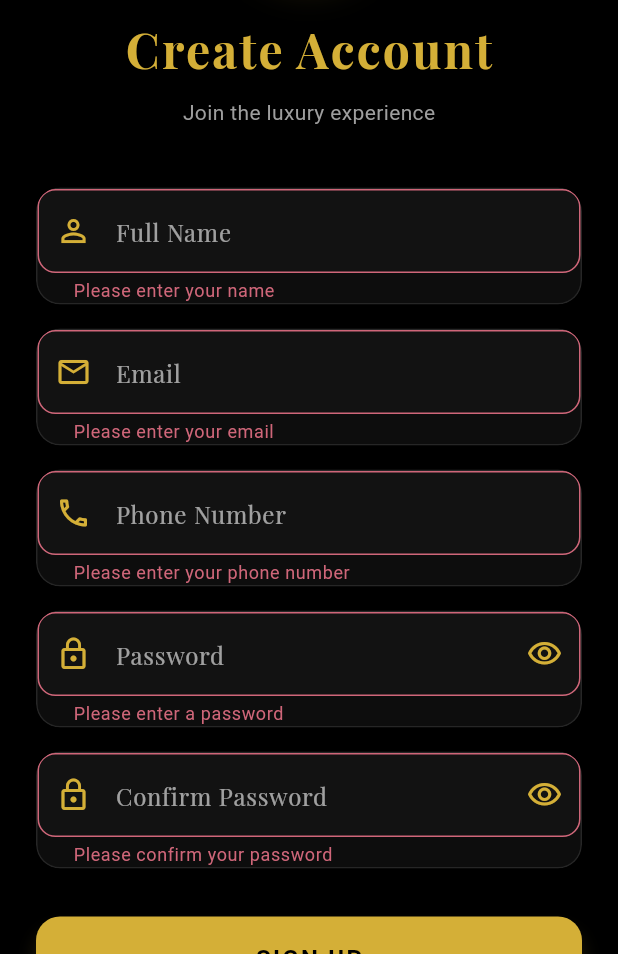
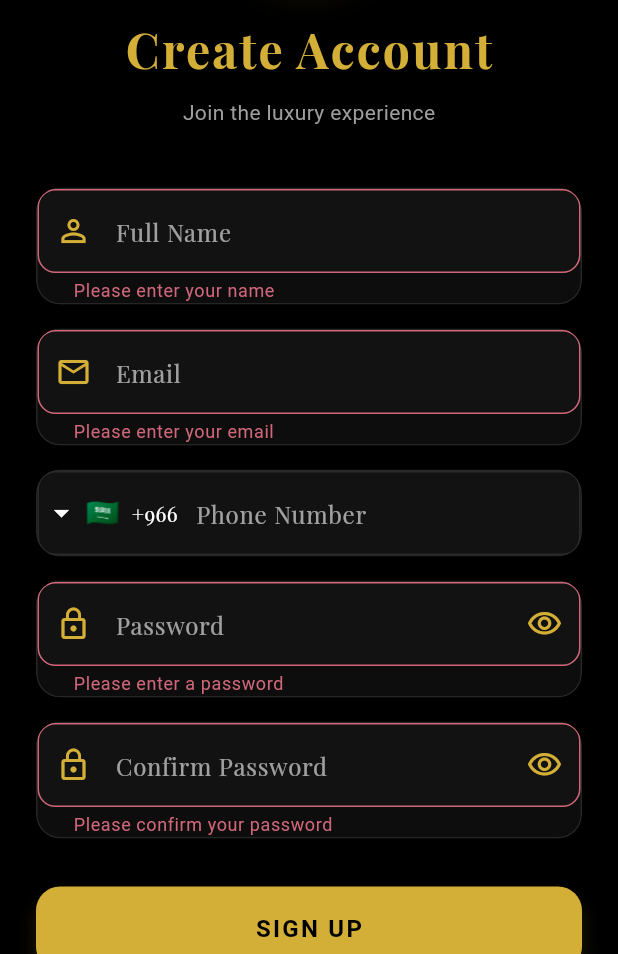
Before and after one commit to hussein34535/Hawsni, a Flutter app: the SignupScreen screen opened directly, after a tap on "SIGN UP", on a phone screen of 412 x 824 dp, the part 282-1236 px from its top. Run offline on Flutter 3.47's test engine with Material 3 defaults, Android fonts, the phone set to English and light mode, and no system bars; drawn by our look-alikes of intl_phone_field; our stand-ins replace cached_network_image, carousel_slider, equatable, firebase_core, flutter_bloc, flutter_local_notifications and 8 more; accounts and stored records are empty; network calls fail; Roboto replaces fonts that are missing (Poppins).

Commit message:
feat: add signup screen with form validation and phone number input, and update generated plugin registrations.

```diff
--- a/lib/features/auth/presentation/screens/signup_screen.dart
+++ b/lib/features/auth/presentation/screens/signup_screen.dart
@@ -5,6 +5,7 @@ import 'package:hawsni_app/core/themes/app_theme.dart';
 import 'package:hawsni_app/features/main/presentation/screens/main_screen.dart';
 import 'package:hawsni_app/core/widgets/spinning_loader.dart';
 import 'package:hawsni_app/features/auth/presentation/screens/otp_verification_screen.dart';
+import 'package:intl_phone_field/intl_phone_field.dart';
 
 class SignupScreen extends StatefulWidget {
   const SignupScreen({super.key});
@@ -23,6 +24,7 @@ class _SignupScreenState extends State<SignupScreen> {
   bool _isLoading = false;
   bool _obscurePassword = true;
   bool _obscureConfirmPassword = true;
+  String _completePhoneNumber = '';
 
   Future<void> _signup() async {
     if (!_formKey.currentState!.validate()) return;
@@ -36,7 +38,9 @@ class _SignupScreenState extends State<SignupScreen> {
         _nameController.text.trim(),
         _emailController.text.trim(),
         _passwordController.text,
-        _phoneController.text.trim(),
+        _completePhoneNumber.isNotEmpty
+            ? _completePhoneNumber
+            : _phoneController.text.trim(),
       );
 
       if (result != null) {
@@ -46,7 +50,9 @@ class _SignupScreenState extends State<SignupScreen> {
               MaterialPageRoute(
                 builder: (context) => OtpVerificationScreen(
                   email: _emailController.text.trim(),
-                  phone: _phoneController.text.trim(),
+                  phone: _completePhoneNumber.isNotEmpty
+                      ? _completePhoneNumber
+                      : _phoneController.text.trim(),
                 ),
               ),
             );
@@ -195,20 +201,44 @@ class _SignupScreenState extends State<SignupScreen> {
                   },
                 ),
                 const SizedBox(height: 16),
-                _buildGlassTextField(
-                  controller: _phoneController,
-                  label: 'Phone Number',
-                  icon: Icons.phone_outlined,
-                  keyboardType: TextInputType.phone,
-                  validator: (value) {
-                    if (value == null || value.isEmpty) {
-                      return 'Please enter your phone number';
-                    }
-                    if (value.length < 8) {
-                      return 'Please enter a valid phone number';
-                    }
-                    return null;
-                  },
+                ClipRRect(
+                  borderRadius: BorderRadius.circular(16),
+                  child: BackdropFilter(
+                    filter: ImageFilter.blur(sigmaX: 10, sigmaY: 10),
+                    child: Container(
+                      decoration: BoxDecoration(
+                        color: Colors.white.withOpacity(0.05),
+                        borderRadius: BorderRadius.circular(16),
+                        border:
+                            Border.all(color: Colors.white.withOpacity(0.1)),
+                      ),
+                      child: IntlPhoneField(
+                        controller: _phoneController,
+                        decoration: InputDecoration(
+                          labelText: 'Phone Number',
+                          labelStyle:
+                              TextStyle(color: Colors.white.withOpacity(0.6)),
+                          border: InputBorder.none,
+                          contentPadding: const EdgeInsets.symmetric(
+                              horizontal: 20, vertical: 16),
+                          errorStyle:
+                              const TextStyle(color: AppTheme.errorColor),
+                          counterText: '',
+                        ),
+                        style: const TextStyle(color: Colors.white),
+                        dropdownTextStyle: const TextStyle(color: Colors.white),
+                        dropdownIcon: const Icon(Icons.arrow_drop_down,
+                            color: Colors.white),
+                        initialCountryCode: 'SA', // Default to Saudi Arabia
+                        onChanged: (phone) {
+                          _completePhoneNumber = phone.completeNumber;
+                        },
+                        onCountryChanged: (country) {
+                          // Handle country change
+                        },
+                      ),
+                    ),
+                  ),
                 ),
                 const SizedBox(height: 16),
                 _buildGlassTextField(
```
Also changed, not shown: pubspec.yaml (+0 -13 lines), pubspec.lock, 5 other files.
